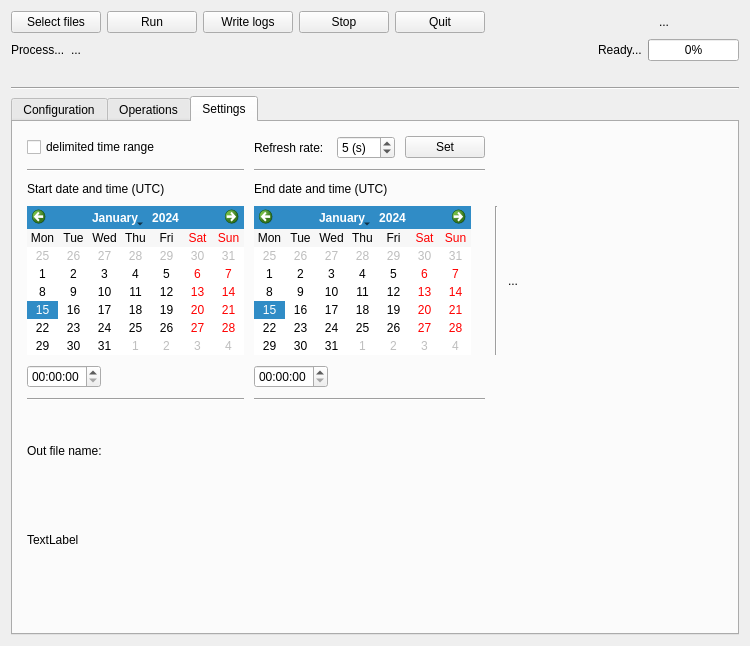
First picture: the form in src/main2.ui, repository fmu93/ATM-metrics, before the edit.
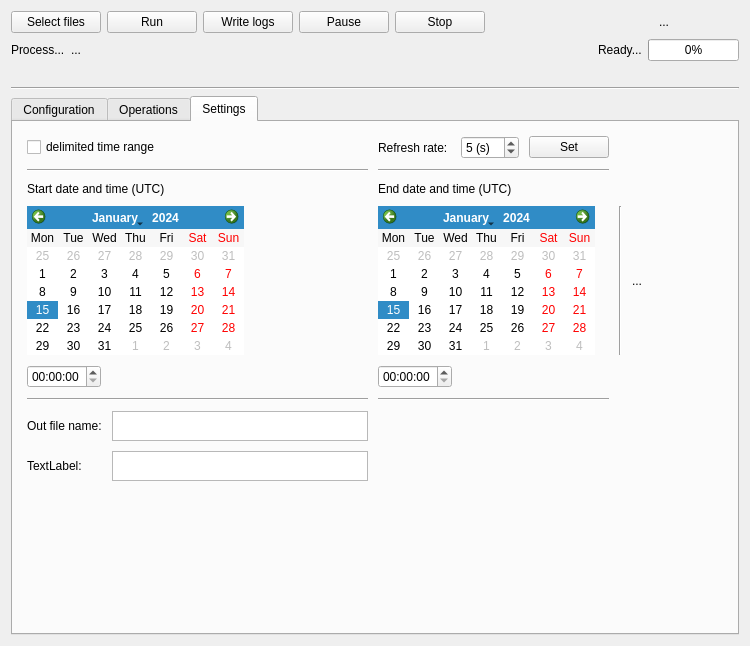
Second picture: the form after the edit. The open tabs and pages were chosen to show the change.

```diff
--- a/src/main2.ui
+++ b/src/main2.ui
@@ -69,6 +69,19 @@
          </property>
         </widget>
        </item>
+       <item>
+        <widget class="QPushButton" name="btnPause">
+         <property name="minimumSize">
+          <size>
+           <width>90</width>
+           <height>0</height>
+          </size>
+         </property>
+         <property name="text">
+          <string>Pause</string>
+         </property>
+        </widget>
+       </item>
        <item>
         <widget class="QPushButton" name="btnStop">
          <property name="minimumSize">
@@ -82,19 +95,6 @@
          </property>
         </widget>
        </item>
-       <item>
-        <widget class="QPushButton" name="btnQuit">
-         <property name="minimumSize">
-          <size>
-           <width>90</width>
-           <height>0</height>
-          </size>
-         </property>
-         <property name="text">
-          <string>Quit</string>
-         </property>
-        </widget>
-       </item>
        <item>
         <spacer name="horizontalSpacer_2">
          <property name="orientation">
@@ -952,29 +952,16 @@
              <property name="sizeConstraint">
               <enum>QLayout::SetMaximumSize</enum>
              </property>
-             <item row="1" column="0">
+             <property name="spacing">
+              <number>10</number>
+             </property>
+             <item row="2" column="0">
               <widget class="QLabel" name="label_4">
                <property name="text">
-                <string>TextLabel</string>
+                <string>TextLabel:</string>
                </property>
               </widget>
              </item>
-             <item row="2" column="1">
-              <spacer name="verticalSpacer_3">
-               <property name="orientation">
-                <enum>Qt::Vertical</enum>
-               </property>
-               <property name="sizeType">
-                <enum>QSizePolicy::Minimum</enum>
-               </property>
-               <property name="sizeHint" stdset="0">
-                <size>
-                 <width>20</width>
-                 <height>40</height>
-                </size>
-               </property>
-              </spacer>
-             </item>
              <item row="0" column="0">
               <widget class="QLabel" name="label_3">
                <property name="text">
@@ -982,6 +969,66 @@
                </property>
               </widget>
              </item>
+             <item row="3" column="1">
+              <spacer name="verticalSpacer_3">
+               <property name="orientation">
+                <enum>Qt::Vertical</enum>
+               </property>
+               <property name="sizeType">
+                <enum>QSizePolicy::MinimumExpanding</enum>
+               </property>
+               <property name="sizeHint" stdset="0">
+                <size>
+                 <width>20</width>
+                 <height>40</height>
+                </size>
+               </property>
+              </spacer>
+             </item>
+             <item row="2" column="1">
+              <widget class="QPlainTextEdit" name="plainTextEdit_2">
+               <property name="sizePolicy">
+                <sizepolicy hsizetype="Fixed" vsizetype="Fixed">
+                 <horstretch>0</horstretch>
+                 <verstretch>0</verstretch>
+                </sizepolicy>
+               </property>
+               <property name="minimumSize">
+                <size>
+                 <width>0</width>
+                 <height>30</height>
+                </size>
+               </property>
+               <property name="maximumSize">
+                <size>
+                 <width>16777215</width>
+                 <height>30</height>
+                </size>
+               </property>
+              </widget>
+             </item>
+             <item row="0" column="1">
+              <widget class="QPlainTextEdit" name="plainTextEdit">
+               <property name="sizePolicy">
+                <sizepolicy hsizetype="Fixed" vsizetype="Fixed">
+                 <horstretch>0</horstretch>
+                 <verstretch>0</verstretch>
+                </sizepolicy>
+               </property>
+               <property name="minimumSize">
+                <size>
+                 <width>0</width>
+                 <height>30</height>
+                </size>
+               </property>
+               <property name="maximumSize">
+                <size>
+                 <width>16777215</width>
+                 <height>30</height>
+                </size>
+               </property>
+              </widget>
+             </item>
             </layout>
            </item>
            <item row="6" column="2">
```
Left out of the diff: 68 changed lines with no effect on the pictures.
